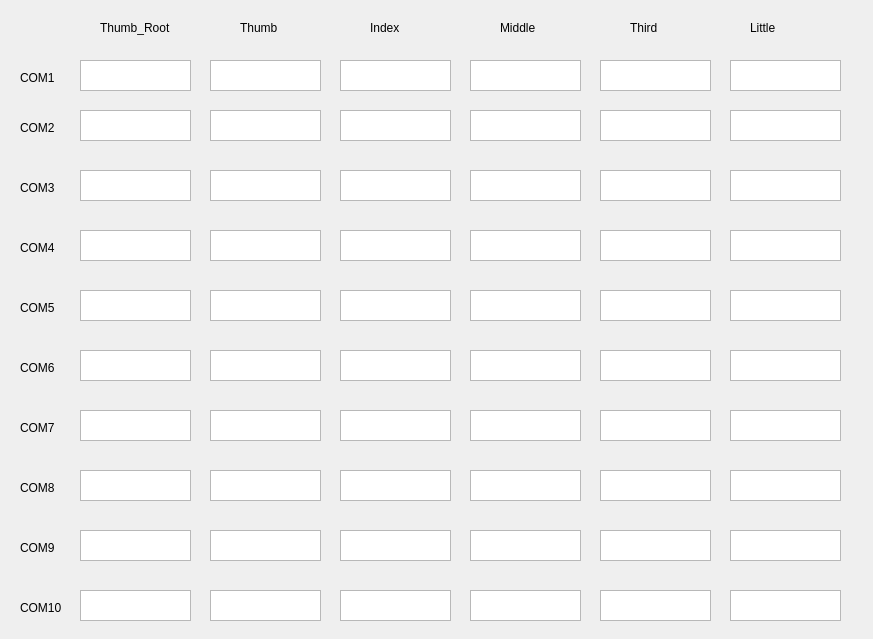
Before: the Qt Designer form ui/motor_current.ui in Wrailway/test_tools, drawn with Qt 5.
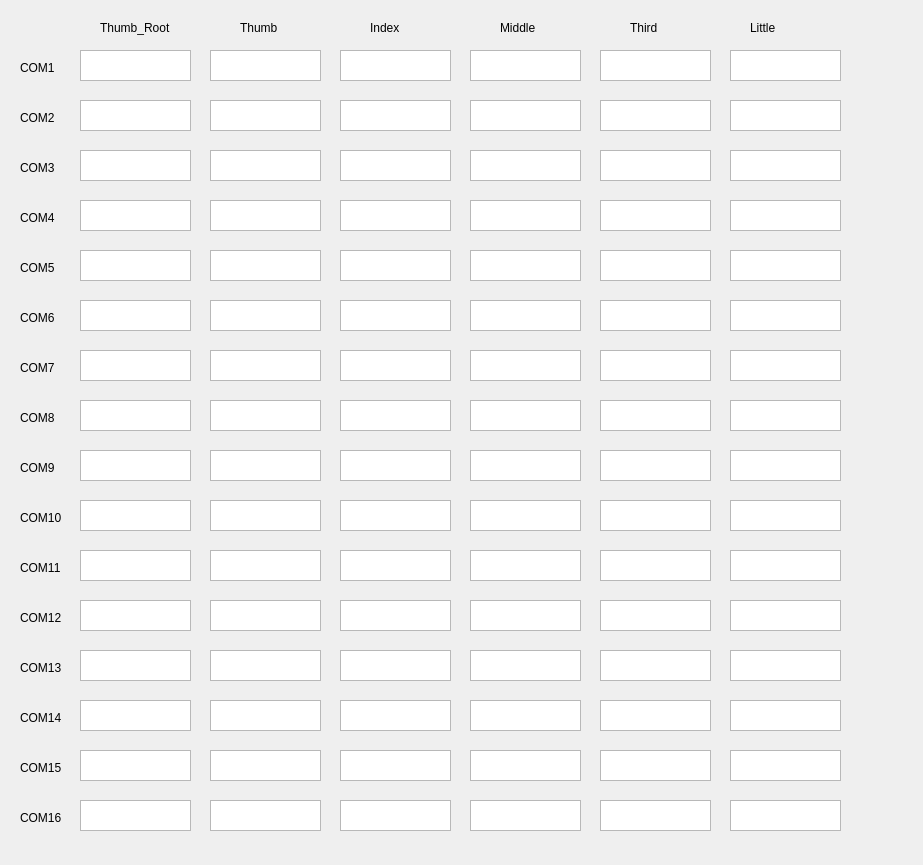
After: the same form once the commit is applied.

Commit message: motor currents ui maximum support 16 ports

The edit to the form file:
```diff
--- a/ui/motor_current.ui
+++ b/ui/motor_current.ui
@@ -6,8 +6,8 @@
    <rect>
     <x>0</x>
     <y>0</y>
-    <width>873</width>
-    <height>639</height>
+    <width>923</width>
+    <height>865</height>
    </rect>
   </property>
   <property name="windowTitle">
@@ -17,7 +17,7 @@
    <property name="geometry">
     <rect>
      <x>80</x>
-     <y>60</y>
+     <y>50</y>
      <width>111</width>
      <height>31</height>
     </rect>
@@ -27,7 +27,7 @@
    <property name="geometry">
     <rect>
      <x>20</x>
-     <y>70</y>
+     <y>60</y>
      <width>72</width>
      <height>15</height>
     </rect>
@@ -118,7 +118,7 @@
    <property name="geometry">
     <rect>
      <x>210</x>
-     <y>60</y>
+     <y>50</y>
      <width>111</width>
      <height>31</height>
     </rect>
@@ -128,7 +128,7 @@
    <property name="geometry">
     <rect>
      <x>340</x>
-     <y>60</y>
+     <y>50</y>
      <width>111</width>
      <height>31</height>
     </rect>
@@ -138,7 +138,7 @@
    <property name="geometry">
     <rect>
      <x>470</x>
-     <y>60</y>
+     <y>50</y>
      <width>111</width>
      <height>31</height>
     </rect>
@@ -148,7 +148,7 @@
    <property name="geometry">
     <rect>
      <x>600</x>
-     <y>60</y>
+     <y>50</y>
      <width>111</width>
      <height>31</height>
     </rect>
@@ -158,7 +158,7 @@
    <property name="geometry">
     <rect>
      <x>730</x>
-     <y>60</y>
+     <y>50</y>
      <width>111</width>
      <height>31</height>
     </rect>
@@ -168,7 +168,7 @@
    <property name="geometry">
     <rect>
      <x>80</x>
-     <y>110</y>
+     <y>100</y>
      <width>111</width>
      <height>31</height>
     </rect>
@@ -178,7 +178,7 @@
    <property name="geometry">
     <rect>
      <x>600</x>
-     <y>110</y>
+     <y>100</y>
      <width>111</width>
      <height>31</height>
     </rect>
@@ -188,7 +188,7 @@
    <property name="geometry">
     <rect>
      <x>340</x>
-     <y>110</y>
+     <y>100</y>
      <width>111</width>
      <height>31</height>
     </rect>
@@ -198,7 +198,7 @@
    <property name="geometry">
     <rect>
      <x>470</x>
-     <y>110</y>
+     <y>100</y>
      <width>111</width>
      <height>31</height>
     </rect>
@@ -208,7 +208,7 @@
    <property name="geometry">
     <rect>
      <x>210</x>
-     <y>110</y>
+     <y>100</y>
      <width>111</width>
      <height>31</height>
     </rect>
@@ -218,7 +218,7 @@
    <property name="geometry">
     <rect>
      <x>730</x>
-     <y>110</y>
+     <y>100</y>
      <width>111</width>
      <height>31</height>
     </rect>
@@ -228,7 +228,7 @@
    <property name="geometry">
     <rect>
      <x>20</x>
-     <y>120</y>
+     <y>110</y>
      <width>72</width>
      <height>15</height>
     </rect>
@@ -241,7 +241,7 @@
    <property name="geometry">
     <rect>
      <x>80</x>
-     <y>170</y>
+     <y>150</y>
      <width>111</width>
      <height>31</height>
     </rect>
@@ -251,7 +251,7 @@
    <property name="geometry">
     <rect>
      <x>600</x>
-     <y>170</y>
+     <y>150</y>
      <width>111</width>
      <height>31</height>
     </rect>
@@ -261,7 +261,7 @@
    <property name="geometry">
     <rect>
      <x>340</x>
-     <y>170</y>
+     <y>150</y>
      <width>111</width>
      <height>31</height>
     </rect>
@@ -271,7 +271,7 @@
    <property name="geometry">
     <rect>
      <x>470</x>
-     <y>170</y>
+     <y>150</y>
      <width>111</width>
      <height>31</height>
     </rect>
@@ -281,7 +281,7 @@
    <property name="geometry">
     <rect>
      <x>210</x>
-     <y>170</y>
+     <y>150</y>
      <width>111</width>
      <height>31</height>
     </rect>
@@ -291,7 +291,7 @@
    <property name="geometry">
     <rect>
      <x>730</x>
-     <y>170</y>
+     <y>150</y>
      <width>111</width>
      <height>31</height>
     </rect>
@@ -301,7 +301,7 @@
    <property name="geometry">
     <rect>
      <x>20</x>
-     <y>180</y>
+     <y>160</y>
      <width>72</width>
      <height>15</height>
     </rect>
@@ -314,7 +314,7 @@
    <property name="geometry">
     <rect>
      <x>80</x>
-     <y>230</y>
+     <y>200</y>
      <width>111</width>
      <height>31</height>
     </rect>
@@ -324,7 +324,7 @@
    <property name="geometry">
     <rect>
      <x>600</x>
-     <y>230</y>
+     <y>200</y>
      <width>111</width>
      <height>31</height>
     </rect>
@@ -334,7 +334,7 @@
    <property name="geometry">
     <rect>
      <x>340</x>
-     <y>230</y>
+     <y>200</y>
      <width>111</width>
      <height>31</height>
     </rect>
@@ -344,7 +344,7 @@
    <property name="geometry">
     <rect>
      <x>470</x>
-     <y>230</y>
+     <y>200</y>
      <width>111</width>
      <height>31</height>
     </rect>
@@ -354,7 +354,7 @@
    <property name="geometry">
     <rect>
      <x>210</x>
-     <y>230</y>
+     <y>200</y>
      <width>111</width>
      <height>31</height>
     </rect>
@@ -364,7 +364,7 @@
    <property name="geometry">
     <rect>
      <x>730</x>
-     <y>230</y>
+     <y>200</y>
      <width>111</width>
      <height>31</height>
     </rect>
@@ -374,7 +374,7 @@
    <property name="geometry">
     <rect>
      <x>20</x>
-     <y>240</y>
+     <y>210</y>
      <width>72</width>
      <height>15</height>
     </rect>
@@ -387,7 +387,7 @@
    <property name="geometry">
     <rect>
      <x>80</x>
-     <y>290</y>
+     <y>250</y>
      <width>111</width>
      <height>31</height>
     </rect>
@@ -397,7 +397,7 @@
    <property name="geometry">
     <rect>
      <x>600</x>
-     <y>290</y>
+     <y>250</y>
      <width>111</width>
      <height>31</height>
     </rect>
@@ -407,7 +407,7 @@
    <property name="geometry">
     <rect>
      <x>340</x>
-     <y>290</y>
+     <y>250</y>
      <width>111</width>
      <height>31</height>
     </rect>
@@ -417,7 +417,7 @@
    <property name="geometry">
     <rect>
      <x>470</x>
-     <y>290</y>
+     <y>250</y>
      <width>111</width>
      <height>31</height>
     </rect>
@@ -427,7 +427,7 @@
    <property name="geometry">
     <rect>
      <x>210</x>
-     <y>290</y>
+     <y>250</y>
      <width>111</width>
      <height>31</height>
     </rect>
@@ -437,7 +437,7 @@
    <property name="geometry">
     <rect>
      <x>730</x>
-     <y>290</y>
+     <y>250</y>
      <width>111</width>
      <height>31</height>
     </rect>
@@ -447,7 +447,7 @@
    <property name="geometry">
     <rect>
      <x>20</x>
-     <y>300</y>
+     <y>260</y>
      <width>72</width>
      <height>15</height>
     </rect>
@@ -460,7 +460,7 @@
    <property name="geometry">
     <rect>
      <x>80</x>
-     <y>350</y>
+     <y>300</y>
      <width>111</width>
      <height>31</height>
     </rect>
@@ -470,7 +470,7 @@
    <property name="geometry">
     <rect>
      <x>600</x>
-     <y>350</y>
+     <y>300</y>
      <width>111</width>
      <height>31</height>
     </rect>
@@ -480,7 +480,7 @@
    <property name="geometry">
     <rect>
      <x>340</x>
-     <y>350</y>
+     <y>300</y>
      <width>111</width>
      <height>31</height>
     </rect>
@@ -490,7 +490,7 @@
    <property name="geometry">
     <rect>
      <x>470</x>
-     <y>350</y>
+     <y>300</y>
      <width>111</width>
      <height>31</height>
     </rect>
@@ -500,7 +500,7 @@
    <property name="geometry">
     <rect>
      <x>210</x>
-     <y>350</y>
+     <y>300</y>
      <width>111</width>
      <height>31</height>
     </rect>
@@ -510,7 +510,7 @@
    <property name="geometry">
     <rect>
      <x>730</x>
-     <y>350</y>
+     <y>300</y>
      <width>111</width>
      <height>31</height>
     </rect>
@@ -520,7 +520,7 @@
    <property name="geometry">
     <rect>
      <x>20</x>
-     <y>360</y>
+     <y>310</y>
      <width>72</width>
      <height>15</height>
     </rect>
@@ -533,7 +533,7 @@
    <property name="geometry">
     <rect>
      <x>730</x>
-     <y>410</y>
+     <y>350</y>
      <width>111</width>
      <height>31</height>
     </rect>
@@ -543,7 +543,7 @@
    <property name="geometry">
     <rect>
      <x>340</x>
-     <y>410</y>
+     <y>350</y>
      <width>111</width>
      <height>31</height>
     </rect>
@@ -553,7 +553,7 @@
    <property name="geometry">
     <rect>
      <x>210</x>
-     <y>410</y>
+     <y>350</y>
      <width>111</width>
      <height>31</height>
     </rect>
@@ -563,7 +563,7 @@
    <property name="geometry">
     <rect>
      <x>600</x>
-     <y>410</y>
+     <y>350</y>
      <width>111</width>
      <height>31</height>
     </rect>
@@ -573,7 +573,7 @@
    <property name="geometry">
     <rect>
      <x>80</x>
-     <y>410</y>
+     <y>350</y>
      <width>111</width>
      <height>31</height>
     </rect>
@@ -583,7 +583,7 @@
    <property name="geometry">
     <rect>
      <x>470</x>
-     <y>410</y>
+     <y>350</y>
      <width>111</width>
      <height>31</height>
     </rect>
@@ -593,7 +593,7 @@
    <property name="geometry">
     <rect>
      <x>20</x>
-     <y>420</y>
+     <y>360</y>
      <width>72</width>
      <height>15</height>
     </rect>
@@ -606,7 +606,7 @@
    <property name="geometry">
     <rect>
      <x>730</x>
-     <y>470</y>
+     <y>400</y>
      <width>111</width>
      <height>31</height>
     </rect>
@@ -616,7 +616,7 @@
    <property name="geometry">
     <rect>
      <x>340</x>
-     <y>470</y>
+     <y>400</y>
      <width>111</width>
      <height>31</height>
     </rect>
@@ -626,7 +626,7 @@
    <property name="geometry">
     <rect>
      <x>210</x>
-     <y>470</y>
+     <y>400</y>
      <width>111</width>
      <height>31</height>
     </rect>
@@ -636,7 +636,7 @@
    <property name="geometry">
     <rect>
      <x>600</x>
-     <y>470</y>
+     <y>400</y>
      <width>111</width>
      <height>31</height>
     </rect>
@@ -646,7 +646,7 @@
    <property name="geometry">
     <rect>
      <x>80</x>
-     <y>470</y>
+     <y>400</y>
      <width>111</width>
      <height>31</height>
     </rect>
@@ -656,7 +656,7 @@
    <property name="geometry">
     <rect>
      <x>470</x>
-     <y>470</y>
+     <y>400</y>
      <width>111</width>
      <height>31</height>
     </rect>
@@ -666,7 +666,7 @@
    <property name="geometry">
     <rect>
      <x>20</x>
-     <y>480</y>
+     <y>410</y>
      <width>72</width>
      <height>15</height>
     </rect>
@@ -679,7 +679,7 @@
    <property name="geometry">
     <rect>
      <x>730</x>
-     <y>530</y>
+     <y>450</y>
      <width>111</width>
      <height>31</height>
     </rect>
@@ -689,7 +689,7 @@
    <property name="geometry">
     <rect>
      <x>340</x>
-     <y>530</y>
+     <y>450</y>
      <width>111</width>
      <height>31</height>
     </rect>
@@ -699,7 +699,7 @@
    <property name="geometry">
     <rect>
      <x>210</x>
-     <y>530</y>
+     <y>450</y>
      <width>111</width>
      <height>31</height>
     </rect>
@@ -709,7 +709,7 @@
    <property name="geometry">
     <rect>
      <x>600</x>
-     <y>530</y>
+     <y>450</y>
      <width>111</width>
      <height>31</height>
     </rect>
@@ -719,7 +719,7 @@
    <property name="geometry">
     <rect>
      <x>80</x>
-     <y>530</y>
+     <y>450</y>
      <width>111</width>
      <height>31</height>
     </rect>
@@ -729,7 +729,7 @@
    <property name="geometry">
     <rect>
      <x>470</x>
-     <y>530</y>
+     <y>450</y>
      <width>111</width>
      <height>31</height>
     </rect>
@@ -739,7 +739,7 @@
    <property name="geometry">
     <rect>
      <x>20</x>
-     <y>540</y>
+     <y>460</y>
      <width>72</width>
      <height>15</height>
     </rect>
@@ -752,7 +752,7 @@
    <property name="geometry">
     <rect>
      <x>730</x>
-     <y>590</y>
+     <y>500</y>
      <width>111</width>
      <height>31</height>
     </rect>
@@ -762,7 +762,7 @@
    <property name="geometry">
     <rect>
      <x>340</x>
-     <y>590</y>
+     <y>500</y>
      <width>111</width>
      <height>31</height>
     </rect>
@@ -772,7 +772,7 @@
    <property name="geometry">
     <rect>
      <x>210</x>
-     <y>590</y>
+     <y>500</y>
      <width>111</width>
      <height>31</height>
     </rect>
@@ -782,7 +782,7 @@
    <property name="geometry">
     <rect>
      <x>600</x>
-     <y>590</y>
+     <y>500</y>
      <width>111</width>
      <height>31</height>
     </rect>
@@ -792,7 +792,7 @@
    <property name="geometry">
     <rect>
      <x>80</x>
-     <y>590</y>
+     <y>500</y>
      <width>111</width>
      <height>31</height>
     </rect>
@@ -802,7 +802,7 @@
    <property name="geometry">
     <rect>
      <x>470</x>
-     <y>590</y>
+     <y>500</y>
      <width>111</width>
      <height>31</height>
     </rect>
@@ -812,7 +812,7 @@
    <property name="geometry">
     <rect>
      <x>20</x>
-     <y>600</y>
+     <y>510</y>
      <width>72</width>
      <height>15</height>
     </rect>
@@ -821,6 +821,444 @@
     <string>COM10</string>
    </property>
   </widget>
+  <widget class="QTextEdit" name="text_current_112">
+   <property name="geometry">
+    <rect>
+     <x>210</x>
+     <y>550</y>
+     <width>111</width>
+     <height>31</height>
+    </rect>
+   </property>
+  </widget>
+  <widget class="QTextEdit" name="text_current_116">
+   <property name="geometry">
+    <rect>
+     <x>730</x>
+     <y>550</y>
+     <width>111</width>
+     <height>31</height>
+    </rect>
+   </property>
+  </widget>
+  <widget class="QTextEdit" name="text_current_113">
+   <property name="geometry">
+    <rect>
+     <x>340</x>
+     <y>550</y>
+     <width>111</width>
+     <height>31</height>
+    </rect>
+   </property>
+  </widget>
+  <widget class="QTextEdit" name="text_current_115">
+   <property name="geometry">
+    <rect>
+     <x>600</x>
+     <y>550</y>
+     <width>111</width>
+     <height>31</height>
+    </rect>
+   </property>
+  </widget>
+  <widget class="QTextEdit" name="text_current_111">
+   <property name="geometry">
+    <rect>
+     <x>80</x>
+     <y>550</y>
+     <width>111</width>
+     <height>31</height>
+    </rect>
+   </property>
+  </widget>
+  <widget class="QTextEdit" name="text_current_114">
+   <property name="geometry">
+    <rect>
+     <x>470</x>
+     <y>550</y>
+     <width>111</width>
+     <height>31</height>
+    </rect>
+   </property>
+  </widget>
+  <widget class="QLabel" name="label_com11">
+   <property name="geometry">
+    <rect>
+     <x>20</x>
+     <y>560</y>
+     <width>72</width>
+     <height>15</height>
+    </rect>
+   </property>
+   <property name="text">
+    <string>COM11</string>
+   </property>
+  </widget>
+  <widget class="QTextEdit" name="text_current_123">
+   <property name="geometry">
+    <rect>
+     <x>340</x>
+     <y>600</y>
+     <width>111</width>
+     <height>31</height>
+    </rect>
+   </property>
+  </widget>
+  <widget class="QTextEdit" name="text_current_121">
+   <property name="geometry">
+    <rect>
+     <x>80</x>
+     <y>600</y>
+     <width>111</width>
+     <height>31</height>
+    </rect>
+   </property>
+  </widget>
+  <widget class="QTextEdit" name="text_current_122">
+   <property name="geometry">
+    <rect>
+     <x>210</x>
+     <y>600</y>
+     <width>111</width>
+     <height>31</height>
+    </rect>
+   </property>
+  </widget>
+  <widget class="QTextEdit" name="text_current_126">
+   <property name="geometry">
+    <rect>
+     <x>730</x>
+     <y>600</y>
+     <width>111</width>
+     <height>31</height>
+    </rect>
+   </property>
+  </widget>
+  <widget class="QLabel" name="label_com12">
+   <property name="geometry">
+    <rect>
+     <x>20</x>
+     <y>610</y>
+     <width>72</width>
+     <height>15</height>
+    </rect>
+   </property>
+   <property name="text">
+    <string>COM12</string>
+   </property>
+  </widget>
+  <widget class="QTextEdit" name="text_current_125">
+   <property name="geometry">
+    <rect>
+     <x>600</x>
+     <y>600</y>
+     <width>111</width>
+     <height>31</height>
+    </rect>
+   </property>
+  </widget>
+  <widget class="QTextEdit" name="text_current_124">
+   <property name="geometry">
+    <rect>
+     <x>470</x>
+     <y>600</y>
+     <width>111</width>
+     <height>31</height>
+    </rect>
+   </property>
+  </widget>
+  <widget class="QTextEdit" name="text_current_132">
+   <property name="geometry">
+    <rect>
+     <x>210</x>
+     <y>650</y>
+     <width>111</width>
+     <height>31</height>
+    </rect>
+   </property>
+  </widget>
+  <widget class="QTextEdit" name="text_current_134">
+   <property name="geometry">
+    <rect>
+     <x>470</x>
+     <y>650</y>
+     <width>111</width>
+     <height>31</height>
+    </rect>
+   </property>
+  </widget>
+  <widget class="QTextEdit" name="text_current_135">
+   <property name="geometry">
+    <rect>
+     <x>600</x>
+     <y>650</y>
+     <width>111</width>
+     <height>31</height>
+    </rect>
+   </property>
+  </widget>
+  <widget class="QTextEdit" name="text_current_136">
+   <property name="geometry">
+    <rect>
+     <x>730</x>
+     <y>650</y>
+     <width>111</width>
+     <height>31</height>
+    </rect>
+   </property>
+  </widget>
+  <widget class="QLabel" name="label_com13">
+   <property name="geometry">
+    <rect>
+     <x>20</x>
+     <y>660</y>
+     <width>72</width>
+     <height>15</height>
+    </rect>
+   </property>
+   <property name="text">
+    <string>COM13</string>
+   </property>
+  </widget>
+  <widget class="QTextEdit" name="text_current_133">
+   <property name="geometry">
+    <rect>
+     <x>340</x>
+     <y>650</y>
+     <width>111</width>
+     <height>31</height>
+    </rect>
+   </property>
+  </widget>
+  <widget class="QTextEdit" name="text_current_131">
+   <property name="geometry">
+    <rect>
+     <x>80</x>
+     <y>650</y>
+     <width>111</width>
+     <height>31</height>
+    </rect>
+   </property>
+  </widget>
+  <widget class="QTextEdit" name="text_current_143">
+   <property name="geometry">
+    <rect>
+     <x>340</x>
+     <y>700</y>
+     <width>111</width>
+     <height>31</height>
+    </rect>
+   </property>
+  </widget>
+  <widget class="QTextEdit" name="text_current_141">
+   <property name="geometry">
+    <rect>
+     <x>80</x>
+     <y>700</y>
+     <width>111</width>
+     <height>31</height>
+    </rect>
+   </property>
+  </widget>
+  <widget class="QLabel" name="label_com14">
+   <property name="geometry">
+    <rect>
+     <x>20</x>
+     <y>710</y>
+     <width>72</width>
+     <height>15</height>
+    </rect>
+   </property>
+   <property name="text">
+    <string>COM14</string>
+   </property>
+  </widget>
+  <widget class="QTextEdit" name="text_current_145">
+   <property name="geometry">
+    <rect>
+     <x>600</x>
+     <y>700</y>
+     <width>111</width>
+     <height>31</height>
+    </rect>
+   </property>
+  </widget>
+  <widget class="QTextEdit" name="text_current_142">
+   <property name="geometry">
+    <rect>
+     <x>210</x>
+     <y>700</y>
+     <width>111</width>
+     <height>31</height>
+    </rect>
+   </property>
+  </widget>
+  <widget class="QTextEdit" name="text_current_146">
+   <property name="geometry">
+    <rect>
+     <x>730</x>
+     <y>700</y>
+     <width>111</width>
+     <height>31</height>
+    </rect>
+   </property>
+  </widget>
+  <widget class="QTextEdit" name="text_current_144">
+   <property name="geometry">
+    <rect>
+     <x>470</x>
+     <y>700</y>
+     <width>111</width>
+     <height>31</height>
+    </rect>
+   </property>
+  </widget>
+  <widget class="QTextEdit" name="text_current_153">
+   <property name="geometry">
+    <rect>
+     <x>340</x>
+     <y>750</y>
+     <width>111</width>
+     <height>31</height>
+    </rect>
+   </property>
+  </widget>
+  <widget class="QTextEdit" name="text_current_151">
+   <property name="geometry">
+    <rect>
+     <x>80</x>
+     <y>750</y>
+     <width>111</width>
+     <height>31</height>
+    </rect>
+   </property>
+  </widget>
+  <widget class="QLabel" name="label_com15">
+   <property name="geometry">
+    <rect>
+     <x>20</x>
+     <y>760</y>
+     <width>72</width>
+     <height>15</height>
+    </rect>
+   </property>
+   <property name="text">
+    <string>COM15</string>
+   </property>
+  </widget>
+  <widget class="QTextEdit" name="text_current_155">
+   <property name="geometry">
+    <rect>
+     <x>600</x>
+     <y>750</y>
+     <width>111</width>
+     <height>31</height>
+    </rect>
+   </property>
+  </widget>
+  <widget class="QTextEdit" name="text_current_152">
+   <property name="geometry">
+    <rect>
+     <x>210</x>
+     <y>750</y>
+     <width>111</width>
+     <height>31</height>
+    </rect>
+   </property>
+  </widget>
+  <widget class="QTextEdit" name="text_current_156">
+   <property name="geometry">
+    <rect>
+     <x>730</x>
+     <y>750</y>
+     <width>111</width>
+     <height>31</height>
+    </rect>
+   </property>
+  </widget>
+  <widget class="QTextEdit" name="text_current_154">
+   <property name="geometry">
+    <rect>
+     <x>470</x>
+     <y>750</y>
+     <width>111</width>
+     <height>31</height>
+    </rect>
+   </property>
+  </widget>
+  <widget class="QTextEdit" name="text_current_163">
+   <property name="geometry">
+    <rect>
+     <x>340</x>
+     <y>800</y>
+     <width>111</width>
+     <height>31</height>
+    </rect>
+   </property>
+  </widget>
+  <widget class="QTextEdit" name="text_current_161">
+   <property name="geometry">
+    <rect>
+     <x>80</x>
+     <y>800</y>
+     <width>111</width>
+     <height>31</height>
+    </rect>
+   </property>
+  </widget>
+  <widget class="QLabel" name="label_com16">
+   <property name="geometry">
+    <rect>
+     <x>20</x>
+     <y>810</y>
+     <width>72</width>
+     <height>15</height>
+    </rect>
+   </property>
+   <property name="text">
+    <string>COM16</string>
+   </property>
+  </widget>
+  <widget class="QTextEdit" name="text_current_165">
+   <property name="geometry">
+    <rect>
+     <x>600</x>
+     <y>800</y>
+     <width>111</width>
+     <height>31</height>
+    </rect>
+   </property>
+  </widget>
+  <widget class="QTextEdit" name="text_current_162">
+   <property name="geometry">
+    <rect>
+     <x>210</x>
+     <y>800</y>
+     <width>111</width>
+     <height>31</height>
+    </rect>
+   </property>
+  </widget>
+  <widget class="QTextEdit" name="text_current_166">
+   <property name="geometry">
+    <rect>
+     <x>730</x>
+     <y>800</y>
+     <width>111</width>
+     <height>31</height>
+    </rect>
+   </property>
+  </widget>
+  <widget class="QTextEdit" name="text_current_164">
+   <property name="geometry">
+    <rect>
+     <x>470</x>
+     <y>800</y>
+     <width>111</width>
+     <height>31</height>
+    </rect>
+   </property>
+  </widget>
  </widget>
  <resources/>
  <connections/>
```
The commit also changes 2 other files.
